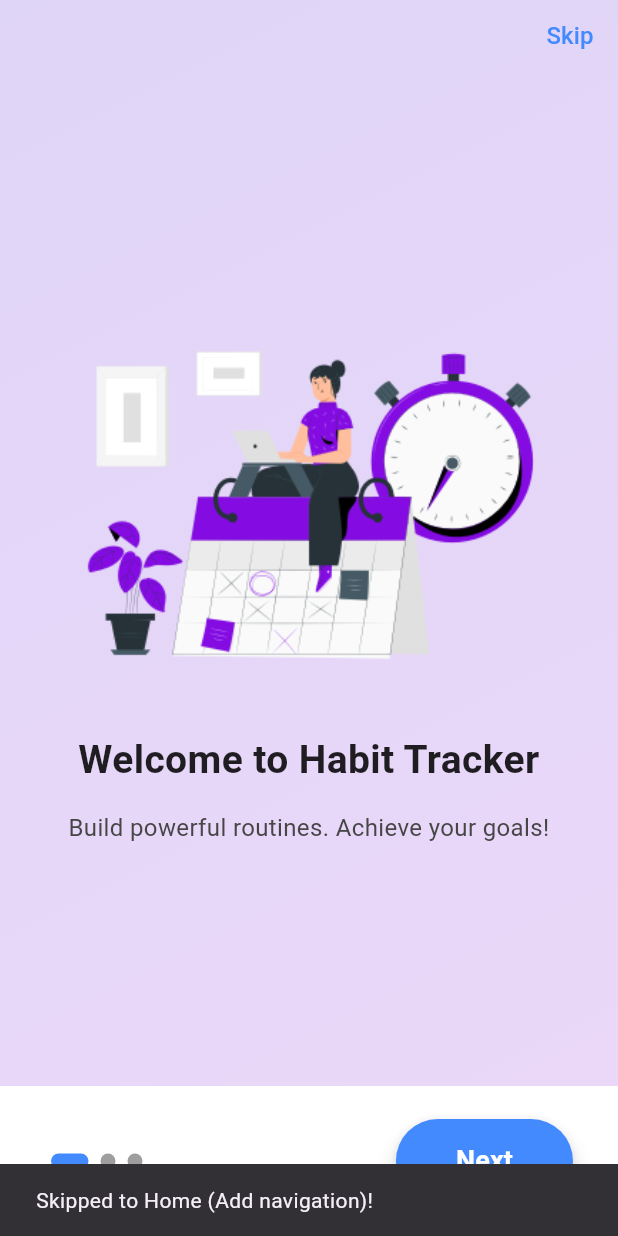
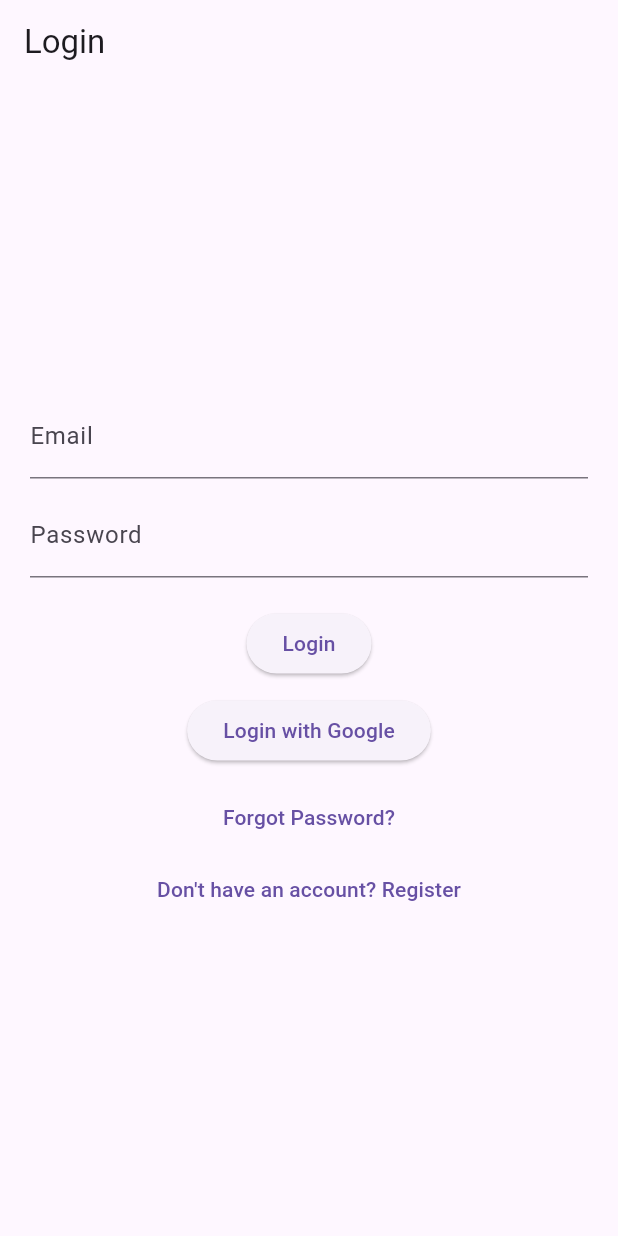
Before and after one commit to sangeethm2003/Habit_Tracker_app, a Flutter app: the screen it shows after launch, after a tap on "Skip", on a phone screen of 412 x 824 dp. Run offline on Flutter 3.47's test engine with Material 3 defaults, Android fonts, the phone set to English and light mode, and no system bars; our stand-ins replace firebase_auth, firebase_core, google_sign_in; accounts and stored records are empty.

Commit message:
Added new files/folders

```diff
--- /dev/null
+++ b/habit_tracker/lib/auth/auth_service.dart
@@ -0,0 +1,56 @@
+import 'package:firebase_auth/firebase_auth.dart';
+import 'package:google_sign_in/google_sign_in.dart';
+
+class AuthService {
+  final FirebaseAuth _auth = FirebaseAuth.instance;
+
+  // Register
+  Future<User?> registerWithEmail({
+    required String username,
+    required String email,
+    required String password,
+  }) async {
+    final credential = await _auth.createUserWithEmailAndPassword(
+      email: email,
+      password: password,
+    );
+    await credential.user!.updateDisplayName(username);
+    return credential.user;
+  }
+
+  // Login
+  Future<User?> loginWithEmail({
+    required String email,
+    required String password,
+  }) async {
+    final credential = await _auth.signInWithEmailAndPassword(
+      email: email,
+      password: password,
+    );
+    return credential.user;
+  }
+
+  // Forgot Password
+  Future<void> resetPassword({required String email}) async {
+    await _auth.sendPasswordResetEmail(email: email);
+  }
+
+  // Google Sign-In
+  Future<User?> signInWithGoogle() async {
+    final GoogleSignInAccount? googleUser = await GoogleSignIn().signIn();
+    if (googleUser == null) return null;
+    final GoogleSignInAuthentication googleAuth =
+        await googleUser.authentication;
+    final credential = GoogleAuthProvider.credential(
+      accessToken: googleAuth.accessToken,
+      idToken: googleAuth.idToken,
+    );
+    final userCredential = await _auth.signInWithCredential(credential);
+    return userCredential.user;
+  }
+
+  // Logout
+  Future<void> logout() async {
+    await _auth.signOut();
+  }
+}
--- /dev/null
+++ b/habit_tracker/lib/auth/login_screen.dart
@@ -0,0 +1,104 @@
+import 'package:flutter/material.dart';
+import 'auth_service.dart';
+
+class LoginScreen extends StatefulWidget {
+  const LoginScreen({super.key});
+
+  @override
+  State<LoginScreen> createState() => _LoginScreenState();
+}
+
+class _LoginScreenState extends State<LoginScreen> {
+  final _formKey = GlobalKey<FormState>();
+  final TextEditingController _emailController = TextEditingController();
+  final TextEditingController _passwordController = TextEditingController();
+  final AuthService _authService = AuthService();
+  bool _loading = false;
+
+  void _loginEmail() async {
+    if (!_formKey.currentState!.validate()) return;
+
+    setState(() => _loading = true);
+    try {
+      final user = await _authService.loginWithEmail(
+        email: _emailController.text.trim(),
+        password: _passwordController.text.trim(),
+      );
+      if (user != null) Navigator.pushReplacementNamed(context, '/home');
+    } catch (e) {
+      ScaffoldMessenger.of(context)
+          .showSnackBar(SnackBar(content: Text(e.toString())));
+    } finally {
+      setState(() => _loading = false);
+    }
+  }
+
+  void _loginGoogle() async {
+    setState(() => _loading = true);
+    final user = await _authService.signInWithGoogle();
+    if (user != null) Navigator.pushReplacementNamed(context, '/home');
+    setState(() => _loading = false);
+  }
+
+  @override
+  Widget build(BuildContext context) {
+    return Scaffold(
+      appBar: AppBar(title: const Text("Login")),
+      body: Padding(
+        padding: const EdgeInsets.all(20),
+        child: Form(
+          key: _formKey,
+          child: Column(
+            mainAxisAlignment: MainAxisAlignment.center,
+            children: [
+              TextFormField(
+                controller: _emailController,
+                decoration: const InputDecoration(labelText: "Email"),
+                validator: (value) =>
+                    value!.isEmpty ? "Enter your email" : null,
+              ),
+              const SizedBox(height: 10),
+              TextFormField(
+                controller: _passwordController,
+                decoration: const InputDecoration(labelText: "Password"),
+                obscureText: true,
+                validator: (value) =>
+                    value!.isEmpty ? "Enter your password" : null,
+              ),
+              const SizedBox(height: 20),
+              _loading
+                  ? const CircularProgressIndicator()
+                  : Column(
+                      children: [
+                        ElevatedButton(
+                          onPressed: _loginEmail,
+                          child: const Text("Login"),
+                        ),
+                        const SizedBox(height: 10),
+                        ElevatedButton(
+                          onPressed: _loginGoogle,
+                          child: const Text("Login with Google"),
+                        ),
+                        const SizedBox(height: 10),
+                        TextButton(
+                          onPressed: () {
+                            Navigator.pushNamed(context, '/forgot');
+                          },
+                          child: const Text("Forgot Password?"),
+                        ),
+                        TextButton(
+                          onPressed: () {
+                            Navigator.pushReplacementNamed(context, '/register');
+                          },
+                          child:
+                              const Text("Don't have an account? Register"),
+                        ),
+                      ],
+                    ),
+            ],
+          ),
+        ),
+      ),
+    );
+  }
+}
--- a/habit_tracker/lib/main.dart
+++ b/habit_tracker/lib/main.dart
@@ -1,8 +1,23 @@
 import 'package:flutter/material.dart';
 import 'dart:async';
-import 'onboarding_screen.dart'; // ✅ import the onboarding file
+import 'package:firebase_core/firebase_core.dart';
+import 'firebase_options.dart';
+import 'package:firebase_auth/firebase_auth.dart';
 
-void main() {
+// Screens
+import 'screen/onboarding_screen.dart';
+import 'screen/home_screen.dart';
+
+// Auth
+import 'auth/login_screen.dart';
+import 'auth/register_screen.dart';
+import 'auth/forgot_password.dart';
+
+void main() async {
+  WidgetsFlutterBinding.ensureInitialized();
+  await Firebase.initializeApp(
+    options: DefaultFirebaseOptions.currentPlatform,
+  );
   runApp(const MyApp());
 }
 
@@ -16,12 +31,17 @@ class MyApp extends StatelessWidget {
       title: 'Habit Tracker',
       home: const SplashScreen(),
       routes: {
-        '/onboarding': (context) => const OnboardingScreen(), // ✅ route added
+        '/onboarding': (context) => const OnboardingScreen(),
+        '/login': (context) => const LoginScreen(),
+        '/register': (context) => const RegisterScreen(),
+        '/forgot': (context) => const ForgotPassword(),
+        '/home': (context) =>  HomeScreen(),
       },
     );
   }
 }
 
+// Splash Screen
 class SplashScreen extends StatefulWidget {
   const SplashScreen({super.key});
 
@@ -56,9 +76,14 @@ class _SplashScreenState extends State<SplashScreen>
       });
     });
 
-    // ✅ Move to OnboardingScreen after 2 seconds
-    Timer(const Duration(seconds: 1), () {
-      Navigator.pushReplacementNamed(context, '/onboarding');
+    // ⏱ Navigate after Splash
+    Timer(const Duration(seconds: 2), () {
+      final user = FirebaseAuth.instance.currentUser;
+      if (user == null) {
+        Navigator.pushReplacementNamed(context, '/onboarding');
+      } else {
+        Navigator.pushReplacementNamed(context, '/home');
+      }
     });
   }
 
@@ -74,7 +99,10 @@ class _SplashScreenState extends State<SplashScreen>
       body: Container(
         decoration: const BoxDecoration(
           gradient: LinearGradient(
-            colors: [Color.fromARGB(255, 247, 211, 245), Color.fromARGB(255, 241, 217, 230)],
+            colors: [
+              Color.fromARGB(255, 247, 211, 245),
+              Color.fromARGB(255, 241, 217, 230)
+            ],
             begin: Alignment.topCenter,
             end: Alignment.bottomCenter,
           ),
--- a/habit_tracker/lib/onboarding_screen.dart
+++ b/habit_tracker/lib/screen/onboarding_screen.dart
@@ -11,7 +11,6 @@ class _OnboardingScreenState extends State<OnboardingScreen> {
   final PageController _controller = PageController();
   int _currentPage = 0;
 
-  // ✅ 3 Different Images + Text
   final List<Map<String, String>> onboardingData = [
     {
       "title": "Welcome to Habit Tracker",
@@ -33,9 +32,12 @@ class _OnboardingScreenState extends State<OnboardingScreen> {
   void nextPage() {
     if (_currentPage < onboardingData.length - 1) {
       _controller.nextPage(
-        duration: const Duration(milliseconds: 100),
+        duration: const Duration(milliseconds: 300),
         curve: Curves.easeInOut,
       );
+    } else {
+      // Navigate to Login screen after last page
+      Navigator.pushReplacementNamed(context, '/login');
     }
   }
 
@@ -56,16 +58,12 @@ class _OnboardingScreenState extends State<OnboardingScreen> {
         child: SafeArea(
           child: Column(
             children: [
-              // ✅ Skip Button
+              // Skip button
               Align(
                 alignment: Alignment.topRight,
                 child: TextButton(
                   onPressed: () {
-                    ScaffoldMessenger.of(context).showSnackBar(
-                      const SnackBar(
-                        content: Text("Skipped to Home (Add navigation)!"),
-                      ),
-                    );
+                    Navigator.pushReplacementNamed(context, '/login');
                   },
                   child: const Text(
                     "Skip",
@@ -74,7 +72,7 @@ class _OnboardingScreenState extends State<OnboardingScreen> {
                 ),
               ),
 
-              // ✅ PageView for 3 Screens
+              // PageView
               Expanded(
                 child: PageView.builder(
                   controller: _controller,
@@ -118,7 +116,7 @@ class _OnboardingScreenState extends State<OnboardingScreen> {
                 ),
               ),
 
-              // ✅ Bottom Section (Dots + Next/Get Started)
+              // Bottom section
               Container(
                 height: 100,
                 width: double.infinity,
@@ -128,7 +126,7 @@ class _OnboardingScreenState extends State<OnboardingScreen> {
                 child: Row(
                   mainAxisAlignment: MainAxisAlignment.spaceBetween,
                   children: [
-                    // --- Dots Indicator ---
+                    // Dots indicator
                     Row(
                       children: List.generate(
                         onboardingData.length,
@@ -147,7 +145,7 @@ class _OnboardingScreenState extends State<OnboardingScreen> {
                       ),
                     ),
 
-                    // --- Next / Get Started Button ---
+                    // Next / Get Started button
                     ElevatedButton(
                       style: ElevatedButton.styleFrom(
                         backgroundColor: Colors.blueAccent,
@@ -158,18 +156,7 @@ class _OnboardingScreenState extends State<OnboardingScreen> {
                         ),
                         elevation: 6,
                       ),
-                      onPressed: () {
-                        if (_currentPage == onboardingData.length - 1) {
-                          ScaffoldMessenger.of(context).showSnackBar(
-                            const SnackBar(
-                              content:
-                                  Text("🎉 Get Started clicked! (Next: Home)"),
-                            ),
-                          );
-                        } else {
-                          nextPage();
-                        }
-                      },
+                      onPressed: nextPage,
                       child: Text(
                         _currentPage == onboardingData.length - 1
                             ? "Get Started"
--- a/habit_tracker/pubspec.yaml
+++ b/habit_tracker/pubspec.yaml
@@ -30,6 +30,10 @@ environment:
 dependencies:
   flutter:
     sdk: flutter
+  firebase_core: ^3.15.2
+  firebase_auth: ^5.3.1
+  cloud_firestore: ^5.0.2
+  google_sign_in: ^6.2.1
 
   # The following adds the Cupertino Icons font to your application.
   # Use with the CupertinoIcons class for iOS style icons.
```
Also changed, not shown: habit_tracker/lib/auth/forgot_password.dart (added, +58 -0 lines), habit_tracker/lib/auth/register_screen.dart (added, +123 -0 lines), habit_tracker/lib/screen/home_screen.dart (added, +44 -0 lines), habit_tracker/firebase.json (added), habit_tracker/lib/firebase_options.dart (added), habit_tracker/pubspec.lock, 5 other files.
